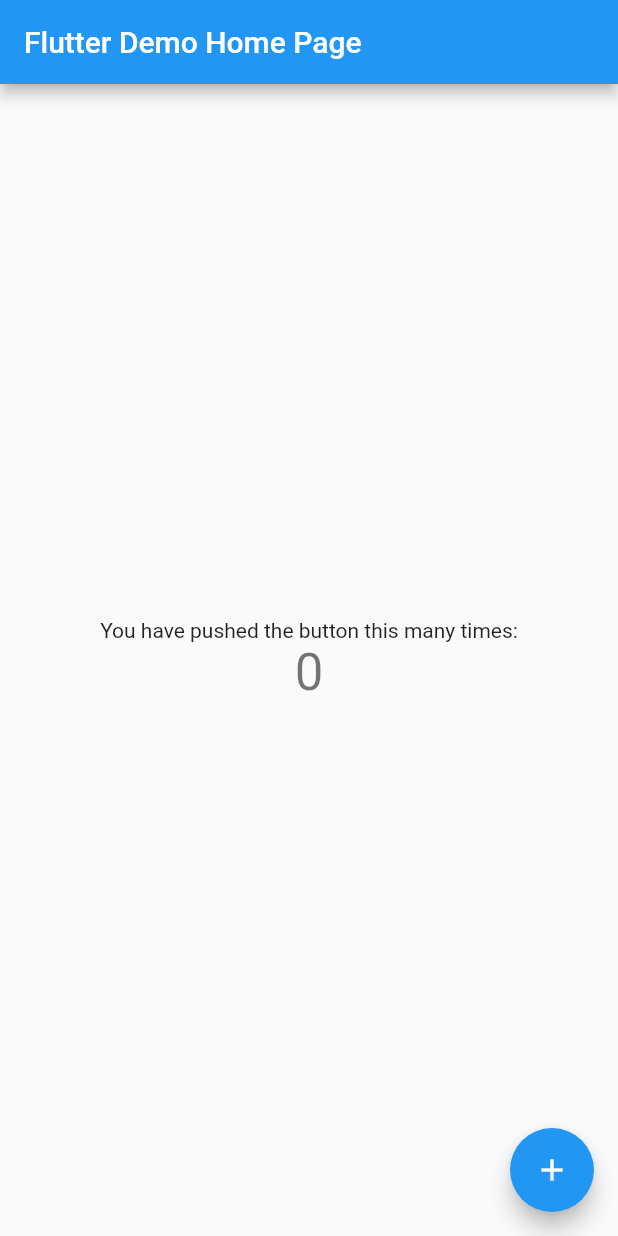
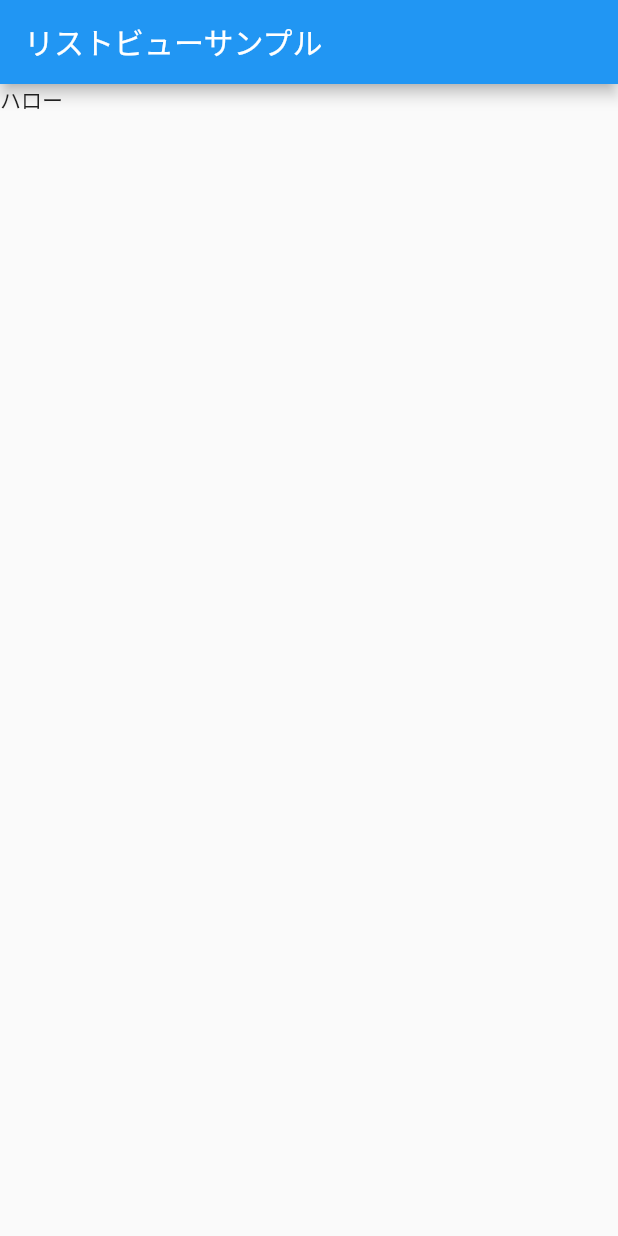
Before and after one commit to Channelsu/listview, a Flutter app: the screen it shows after launch, on a phone screen of 412 x 824 dp. Run offline on Flutter 3.47's test engine with Material 2 defaults, Android fonts, the phone set to English and light mode, and no system bars.

Commit message:
メイン土台作成

```diff
--- a/lib/main.dart
+++ b/lib/main.dart
@@ -5,113 +5,26 @@ void main() {
 }
 
 class MyApp extends StatelessWidget {
-  // This widget is the root of your application.
   @override
   Widget build(BuildContext context) {
     return MaterialApp(
-      title: 'Flutter Demo',
+      title: 'リストビューサンプル',
       theme: ThemeData(
-        // This is the theme of your application.
-        //
-        // Try running your application with "flutter run". You'll see the
-        // application has a blue toolbar. Then, without quitting the app, try
-        // changing the primarySwatch below to Colors.green and then invoke
-        // "hot reload" (press "r" in the console where you ran "flutter run",
-        // or simply save your changes to "hot reload" in a Flutter IDE).
-        // Notice that the counter didn't reset back to zero; the application
-        // is not restarted.
         primarySwatch: Colors.blue,
-        // This makes the visual density adapt to the platform that you run
-        // the app on. For desktop platforms, the controls will be smaller and
-        // closer together (more dense) than on mobile platforms.
-        visualDensity: VisualDensity.adaptivePlatformDensity,
       ),
-      home: MyHomePage(title: 'Flutter Demo Home Page'),
+      home: MyHomePage(),
     );
   }
 }
 
-class MyHomePage extends StatefulWidget {
-  MyHomePage({Key key, this.title}) : super(key: key);
-
-  // This widget is the home page of your application. It is stateful, meaning
-  // that it has a State object (defined below) that contains fields that affect
-  // how it looks.
-
-  // This class is the configuration for the state. It holds the values (in this
-  // case the title) provided by the parent (in this case the App widget) and
-  // used by the build method of the State. Fields in a Widget subclass are
-  // always marked "final".
-
-  final String title;
-
-  @override
-  _MyHomePageState createState() => _MyHomePageState();
-}
-
-class _MyHomePageState extends State<MyHomePage> {
-  int _counter = 0;
-
-  void _incrementCounter() {
-    setState(() {
-      // This call to setState tells the Flutter framework that something has
-      // changed in this State, which causes it to rerun the build method below
-      // so that the display can reflect the updated values. If we changed
-      // _counter without calling setState(), then the build method would not be
-      // called again, and so nothing would appear to happen.
-      _counter++;
-    });
-  }
-
+class MyHomePage extends StatelessWidget {
   @override
   Widget build(BuildContext context) {
-    // This method is rerun every time setState is called, for instance as done
-    // by the _incrementCounter method above.
-    //
-    // The Flutter framework has been optimized to make rerunning build methods
-    // fast, so that you can just rebuild anything that needs updating rather
-    // than having to individually change instances of widgets.
     return Scaffold(
       appBar: AppBar(
-        // Here we take the value from the MyHomePage object that was created by
-        // the App.build method, and use it to set our appbar title.
-        title: Text(widget.title),
+        title: Text('リストビューサンプル'),
       ),
-      body: Center(
-        // Center is a layout widget. It takes a single child and positions it
-        // in the middle of the parent.
-        child: Column(
-          // Column is also a layout widget. It takes a list of children and
-          // arranges them vertically. By default, it sizes itself to fit its
-          // children horizontally, and tries to be as tall as its parent.
-          //
-          // Invoke "debug painting" (press "p" in the console, choose the
-          // "Toggle Debug Paint" action from the Flutter Inspector in Android
-          // Studio, or the "Toggle Debug Paint" command in Visual Studio Code)
-          // to see the wireframe for each widget.
-          //
-          // Column has various properties to control how it sizes itself and
-          // how it positions its children. Here we use mainAxisAlignment to
-          // center the children vertically; the main axis here is the vertical
-          // axis because Columns are vertical (the cross axis would be
-          // horizontal).
-          mainAxisAlignment: MainAxisAlignment.center,
-          children: <Widget>[
-            Text(
-              'You have pushed the button this many times:',
-            ),
-            Text(
-              '$_counter',
-              style: Theme.of(context).textTheme.headline4,
-            ),
-          ],
-        ),
-      ),
-      floatingActionButton: FloatingActionButton(
-        onPressed: _incrementCounter,
-        tooltip: 'Increment',
-        child: Icon(Icons.add),
-      ), // This trailing comma makes auto-formatting nicer for build methods.
+      body: Text('ハロー'),
     );
   }
 }
```
